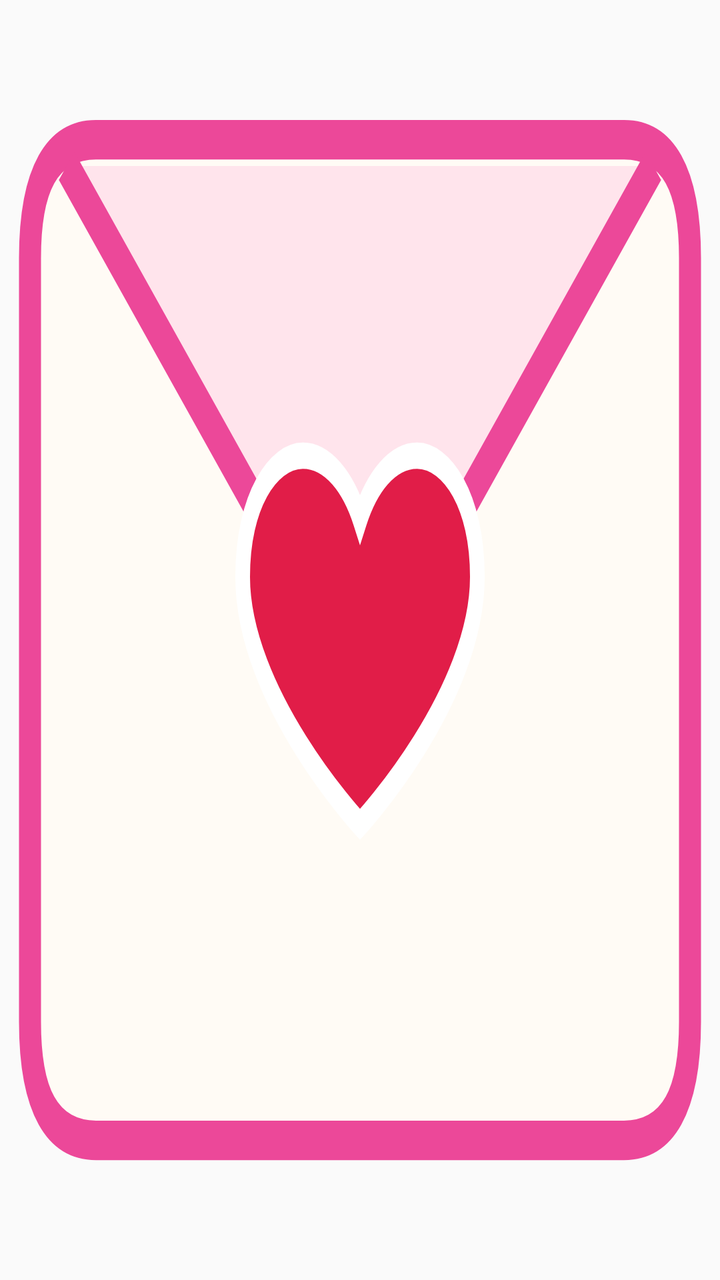
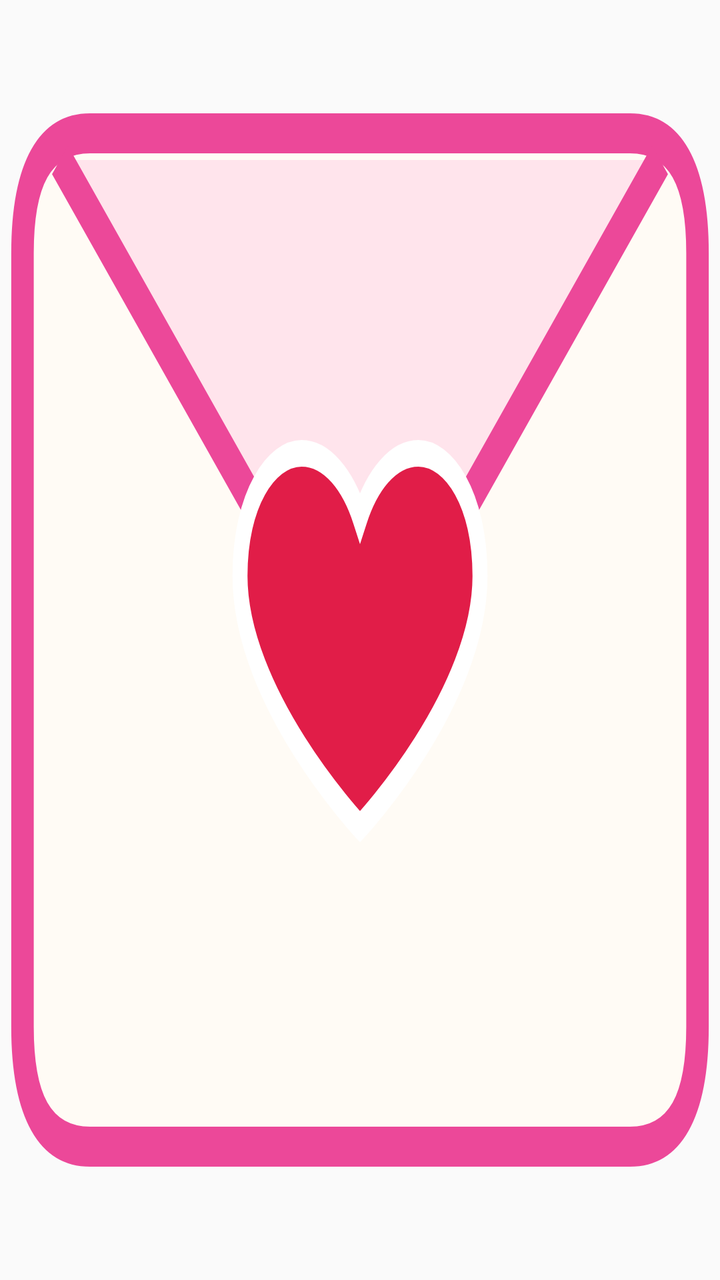

Before-and-after screenshots of an Android layout around one commit, followed by the original layout XML and the change that was made.
<!-- AndroidManifest.xml: application theme android:Theme.Material.Light.NoActionBar -->
<!-- res/layout/widget_intercourse.xml -->
<?xml version="1.0" encoding="utf-8"?>
<FrameLayout xmlns:android="http://schemas.android.com/apk/res/android"
    android:id="@+id/intercourse_root"
    android:layout_width="match_parent"
    android:layout_height="match_parent">

    
    <FrameLayout
        android:layout_width="match_parent"
        android:layout_height="match_parent"
        android:layout_margin="4dp"
        android:background="@drawable/intercourse_bg" />

    <TextView
        android:id="@+id/tv_hint"
        android:layout_width="match_parent"
        android:layout_height="wrap_content"
        android:layout_gravity="bottom|center_horizontal"
        android:layout_marginBottom="8dp"
        android:gravity="center"
        android:paddingLeft="8dp"
        android:paddingRight="8dp"
        android:text=""
        android:textSize="8sp"
        android:textColor="#9D174D"
        android:maxLines="1" />

</FrameLayout>
<!-- resources referenced by this layout -->
<resources>
  <!-- drawable intercourse_bg (drawable) -->
  <?xml version="1.0" encoding="utf-8"?>
  <vector xmlns:android="http://schemas.android.com/apk/res/android"
      android:width="48dp"
      android:height="48dp"
      android:viewportWidth="48"
      android:viewportHeight="48">
  
      
      <path
          android:fillColor="#FFFBF5"
          android:strokeColor="#EC4899"
          android:strokeWidth="1.5"
          android:pathData="M6,5 L42,5 Q46.5,5 46.5,9.5 L46.5,38.5 Q46.5,43 42,43 L6,43 Q1.5,43 1.5,38.5 L1.5,9.5 Q1.5,5 6,5 Z" />
  
      
      <path
          android:fillColor="#FFE4EC"
          android:pathData="M4,6 L24,26 L44,6 Z" />
  
      
      <path
          android:strokeColor="#EC4899"
          android:strokeWidth="1.5"
          android:pathData="M4,6 L24,26 L44,6" />
  
      
      <path
          android:fillColor="#E11D48"
          android:strokeColor="#FFFFFF"
          android:strokeWidth="1"
          android:pathData="M24,31 C24,31 16,26.2 16,21.6 C16,18.7 18.1,17 20.1,17 C21.8,17 23.2,18 24,19.4 C24.8,18 26.2,17 27.9,17 C29.9,17 32,18.7 32,21.6 C32,26.2 24,31 24,31 Z" />
  </vector>
</resources>

<!-- the commit's change to res/layout/widget_intercourse.xml (unified diff, before → after) -->
@@ -2,24 +2,18 @@
 <FrameLayout xmlns:android="http://schemas.android.com/apk/res/android"
     android:id="@+id/intercourse_root"
     android:layout_width="match_parent"
-    android:layout_height="match_parent">
-
-    
-    <FrameLayout
-        android:layout_width="match_parent"
-        android:layout_height="match_parent"
-        android:layout_margin="4dp"
-        android:background="@drawable/intercourse_bg" />
+    android:layout_height="match_parent"
+    android:background="@drawable/intercourse_bg">
 
     <TextView
         android:id="@+id/tv_hint"
         android:layout_width="match_parent"
         android:layout_height="wrap_content"
         android:layout_gravity="bottom|center_horizontal"
-        android:layout_marginBottom="8dp"
         android:gravity="center"
-        android:paddingLeft="8dp"
-        android:paddingRight="8dp"
+        android:paddingBottom="5dp"
+        android:paddingLeft="6dp"
+        android:paddingRight="6dp"
         android:text=""
         android:textSize="8sp"
         android:textColor="#9D174D"
